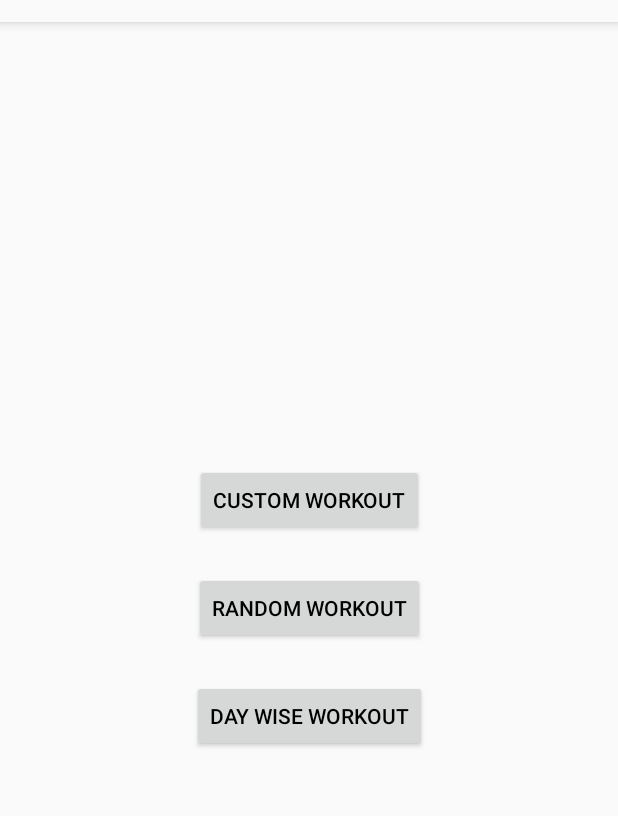
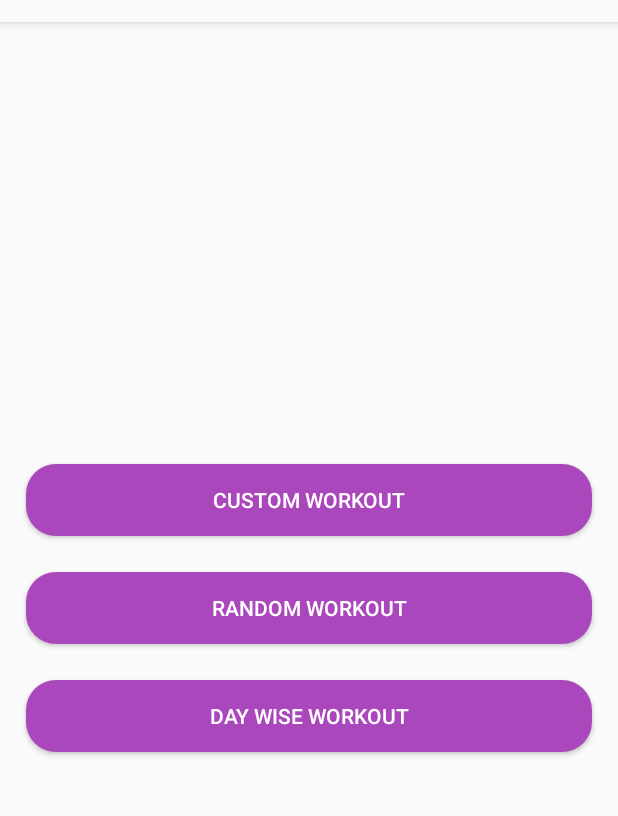
Before and after one commit to ZainAli-art/LCO-Home-Workout, an Android app: the screen it shows after launch (MainActivity), on a phone screen of 412 x 824 dp, the part 62-878 px from its top. Run offline under Robolectric (Android 15) with nearby library versions, the phone set to English and light mode, and no system bars; our stand-ins replace navigation-ui.

Commit message:
updated button style

```diff
--- /dev/null
+++ b/app/src/main/res/drawable/button_default.xml
@@ -0,0 +1,5 @@
+<?xml version="1.0" encoding="utf-8"?>
+<shape xmlns:android="http://schemas.android.com/apk/res/android" android:shape="rectangle">
+    <solid android:color="@color/secondaryColor"/>
+    <corners android:radius="@dimen/buttonCornerRadius"/>
+</shape>
--- /dev/null
+++ b/app/src/main/res/drawable/button_pressed.xml
@@ -0,0 +1,5 @@
+<?xml version="1.0" encoding="utf-8"?>
+<shape xmlns:android="http://schemas.android.com/apk/res/android" android:shape="rectangle">
+    <solid android:color="@color/secondaryDarkColor"/>
+    <corners android:radius="@dimen/buttonCornerRadius"/>
+</shape>
--- /dev/null
+++ b/app/src/main/res/drawable/ic_button_background.xml
@@ -0,0 +1,8 @@
+<?xml version="1.0" encoding="utf-8"?>
+<selector xmlns:android="http://schemas.android.com/apk/res/android">
+    <item android:state_pressed="true"
+          android:drawable="@drawable/button_pressed"/>
+    <item android:state_focused="true"
+          android:drawable="@drawable/button_pressed"/>
+    <item android:drawable="@drawable/button_default"/>
+</selector>
--- a/app/src/main/res/layout/fragment_choose_workout_type.xml
+++ b/app/src/main/res/layout/fragment_choose_workout_type.xml
@@ -7,21 +7,24 @@
                                                    tools:context=".ChooseWorkoutTypeFragment" android:id="@+id/frameLayout2">
     <Button
             android:text="@string/custom_workout"
-            android:layout_width="wrap_content"
+            android:layout_width="0dp"
             android:layout_height="wrap_content" android:id="@+id/customWorkoutButton"
             app:layout_constraintEnd_toEndOf="parent" app:layout_constraintTop_toTopOf="parent"
             app:layout_constraintStart_toStartOf="parent" app:layout_constraintBottom_toBottomOf="parent"
-            app:layout_constraintVertical_bias="0.41000003"/>
+            app:layout_constraintVertical_bias="0.41000003" android:layout_marginEnd="16dp"
+            android:layout_marginStart="16dp"/>
     <Button
             android:text="@string/random_workout"
-            android:layout_width="wrap_content"
+            android:layout_width="0dp"
             android:layout_height="wrap_content" android:id="@+id/randomWorkoutButton"
             app:layout_constraintEnd_toEndOf="parent" app:layout_constraintStart_toStartOf="parent"
-            app:layout_constraintTop_toBottomOf="@+id/customWorkoutButton" android:layout_marginTop="24dp"/>
+            app:layout_constraintTop_toBottomOf="@+id/customWorkoutButton" android:layout_marginTop="24dp"
+            android:layout_marginEnd="16dp" android:layout_marginStart="16dp"/>
     <Button
             android:text="@string/day_wise_workout"
-            android:layout_width="wrap_content"
+            android:layout_width="0dp"
             android:layout_height="wrap_content" android:id="@+id/dayWiseWorkoutButton"
             app:layout_constraintEnd_toEndOf="parent" app:layout_constraintStart_toStartOf="parent"
-            app:layout_constraintTop_toBottomOf="@+id/randomWorkoutButton" android:layout_marginTop="24dp"/>
+            app:layout_constraintTop_toBottomOf="@+id/randomWorkoutButton" android:layout_marginTop="24dp"
+            android:layout_marginEnd="16dp" android:layout_marginStart="16dp"/>
 </androidx.constraintlayout.widget.ConstraintLayout>
--- /dev/null
+++ b/app/src/main/res/values/dimens.xml
@@ -0,0 +1,5 @@
+<?xml version="1.0" encoding="utf-8"?>
+<resources>
+    <dimen name="buttonCornerRadius">20dp</dimen>
+    <dimen name="buttonPadding">8dp</dimen>
+</resources>
--- a/app/src/main/res/values/styles.xml
+++ b/app/src/main/res/values/styles.xml
@@ -9,10 +9,17 @@
         <item name="android:textColorPrimary">@color/primaryTextColor</item>
         <item name="android:textColorSecondary">@color/secondaryTextColor</item>
         <item name="toolbarStyle">@style/ToolbarTheme</item>
+        <item name="android:buttonStyle">@style/ButtonStyle</item>
     </style>
 
     <style name="ToolbarTheme" parent="Widget.AppCompat.Toolbar">
         <item name="android:elevation" tools:targetApi="lollipop">5dp</item>
     </style>
 
+    <style name="ButtonStyle" parent="Widget.AppCompat.Button">
+        <item name="android:background">@drawable/ic_button_background</item>
+        <item name="android:textColor">@color/secondaryTextColor</item>
+        <item name="android:padding">@dimen/buttonPadding</item>
+    </style>
+
 </resources>
```
